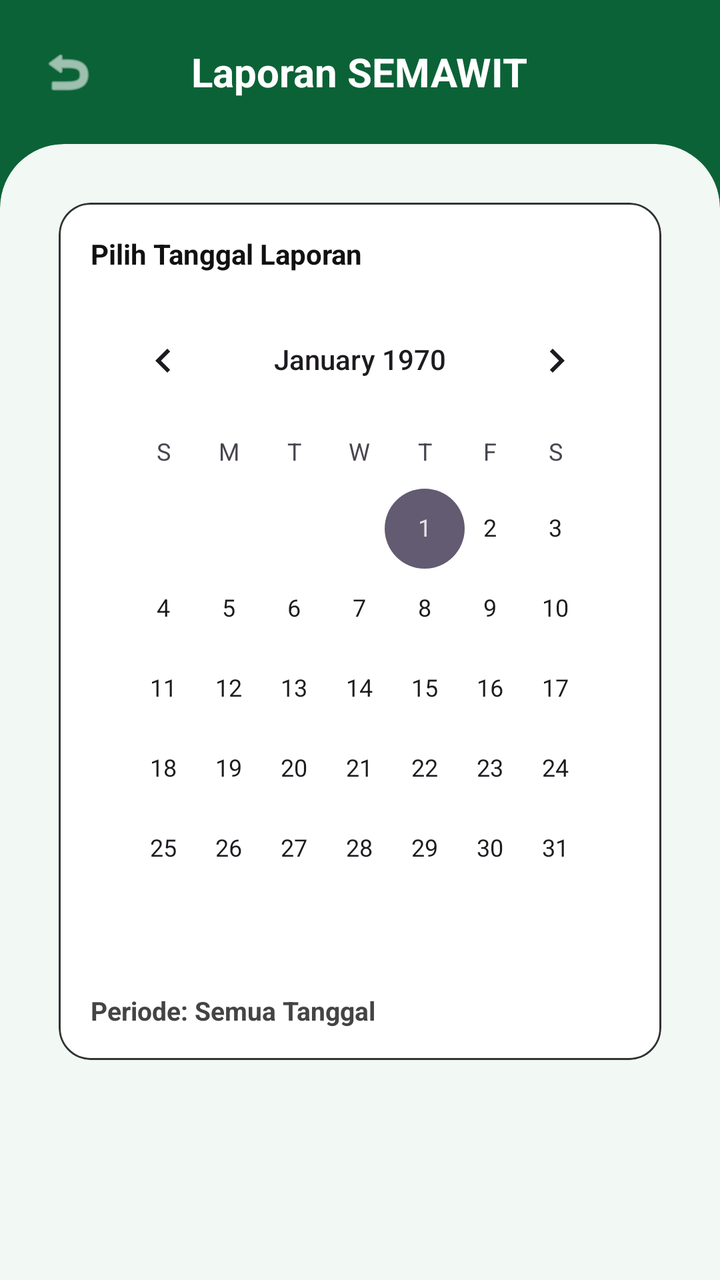
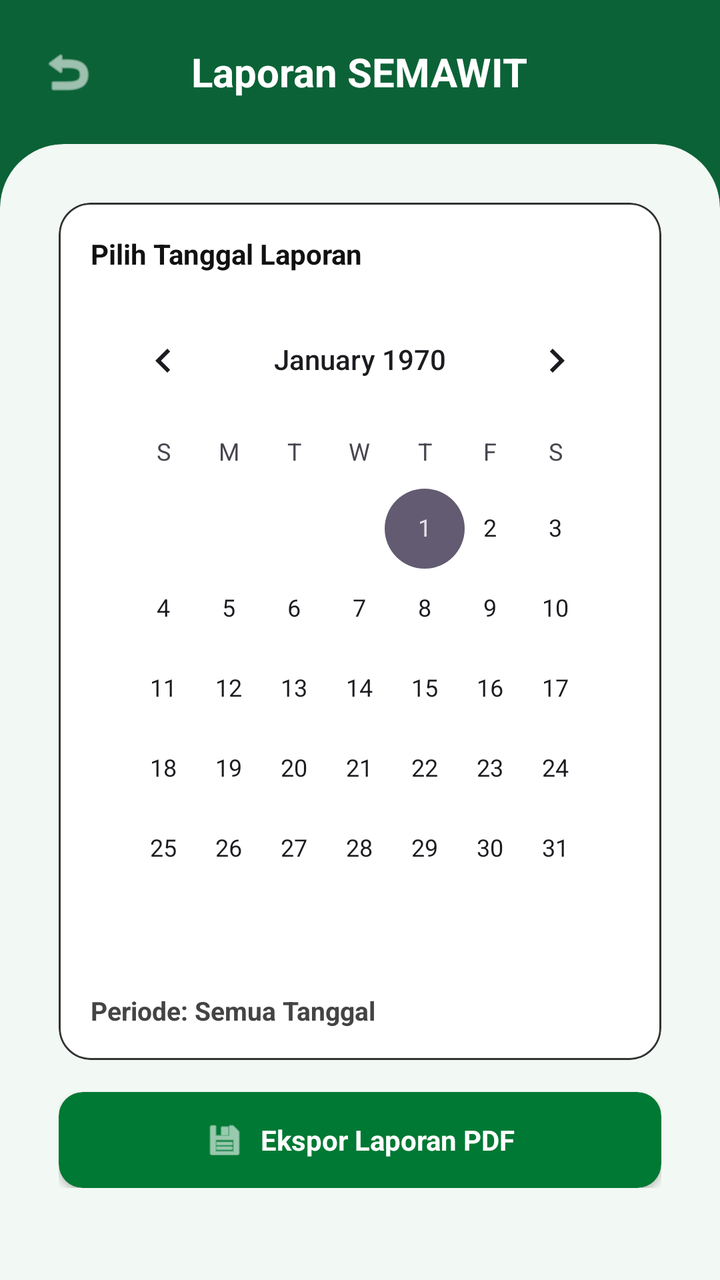

Two renders of the same Android screen: before a commit and after it. Below are the layout's source before the change and the commit's diff.
<!-- AndroidManifest.xml: application theme Theme.IKABiskuat -->
<!-- res/layout/fragment_report.xml -->
<?xml version="1.0" encoding="utf-8"?>
<ScrollView xmlns:android="http://schemas.android.com/apk/res/android"
    xmlns:app="http://schemas.android.com/apk/res-auto"
    android:layout_width="match_parent"
    android:layout_height="match_parent"
    android:background="@color/semawit_green"
    android:fillViewport="true">

    <LinearLayout
        android:layout_width="match_parent"
        android:layout_height="wrap_content"
        android:orientation="vertical">

        
        <RelativeLayout
            android:layout_width="match_parent"
            android:layout_height="wrap_content"
            android:paddingHorizontal="20dp"
            android:paddingTop="20dp"
            android:paddingBottom="24dp">

            <ImageView
                android:id="@+id/btnBack"
                android:layout_width="28dp"
                android:layout_height="28dp"
                android:layout_alignParentStart="true"
                android:layout_centerVertical="true"
                android:src="@android:drawable/ic_menu_revert"
                app:tint="@color/white" />

            <TextView
                android:layout_width="wrap_content"
                android:layout_height="wrap_content"
                android:layout_centerInParent="true"
                android:text="Laporan SEMAWIT"
                android:textColor="@color/white"
                android:textSize="20sp"
                android:textStyle="bold" />
        </RelativeLayout>

        
        <com.google.android.material.card.MaterialCardView
            android:layout_width="match_parent"
            android:layout_height="match_parent"
            app:cardBackgroundColor="#F2F8F4"
            app:shapeAppearanceOverlay="@style/ShapeAppearance.TopRounded"
            app:strokeWidth="0dp">

            <LinearLayout
                android:layout_width="match_parent"
                android:layout_height="wrap_content"
                android:orientation="vertical"
                android:padding="20dp">

                
                <com.google.android.material.card.MaterialCardView
                    android:layout_width="match_parent"
                    android:layout_height="wrap_content"
                    app:cardBackgroundColor="@color/white"
                    app:cardCornerRadius="16dp"
                    app:cardElevation="0dp"
                    app:strokeColor="#333333"
                    app:strokeWidth="1dp">

                    <LinearLayout
                        android:layout_width="match_parent"
                        android:layout_height="wrap_content"
                        android:orientation="vertical"
                        android:padding="16dp">

                        <TextView
                            android:layout_width="wrap_content"
                            android:layout_height="wrap_content"
                            android:text="Pilih Tanggal Laporan"
                            android:textColor="#111111"
                            android:textSize="14sp"
                            android:textStyle="bold" />

                        
                        <CalendarView
                            android:id="@+id/calendarView"
                            android:layout_width="match_parent"
                            android:layout_height="wrap_content"
                            android:layout_marginTop="10dp"
                            android:background="@color/white" />

                        
                        <TextView
                            android:id="@+id/tvSelectedDate"
                            android:layout_width="wrap_content"
                            android:layout_height="wrap_content"
                            android:layout_marginTop="12dp"
                            android:text="Periode: Semua Tanggal"
                            android:textColor="#444444"
                            android:textSize="13sp"
                            android:textStyle="bold" />

                    </LinearLayout>
                </com.google.android.material.card.MaterialCardView>

            </LinearLayout>
        </com.google.android.material.card.MaterialCardView>
    </LinearLayout>
</ScrollView>
<!-- resources referenced by this layout -->
<resources>
  <color name="semawit_green">#0C6237</color>
  <color name="white">#FFFFFFFF</color>
  <style name="ShapeAppearance.TopRounded" parent="ShapeAppearance.Material3.Corner.None">
          <item name="cornerSizeTopLeft">32dp</item>
          <item name="cornerSizeTopRight">32dp</item>
          <item name="cornerSizeBottomLeft">0dp</item>
          <item name="cornerSizeBottomRight">0dp</item>
      </style>
  <style name="Theme.IKABiskuat" parent="Base.Theme.IKABiskuat" />
  <style name="Base.Theme.IKABiskuat" parent="Theme.Material3.DayNight.NoActionBar">
          
          
      </style>
</resources>

<!-- the commit's change to res/layout/fragment_report.xml (unified diff, before → after) -->
@@ -98,6 +98,41 @@
                     </LinearLayout>
                 </com.google.android.material.card.MaterialCardView>
 
+                
+                <com.google.android.material.card.MaterialCardView
+                    android:id="@+id/btnExportPdf"
+                    android:layout_width="match_parent"
+                    android:layout_height="wrap_content"
+                    android:layout_marginTop="16dp"
+                    app:cardBackgroundColor="@color/semawit_btn_green"
+                    app:cardCornerRadius="12dp"
+                    app:cardElevation="2dp"
+                    app:strokeWidth="0dp">
+
+                    <LinearLayout
+                        android:layout_width="match_parent"
+                        android:layout_height="wrap_content"
+                        android:gravity="center"
+                        android:orientation="horizontal"
+                        android:padding="14dp">
+
+                        <ImageView
+                            android:layout_width="20dp"
+                            android:layout_height="20dp"
+                            android:src="@android:drawable/ic_menu_save"
+                            app:tint="@color/white" />
+
+                        <TextView
+                            android:layout_width="wrap_content"
+                            android:layout_height="wrap_content"
+                            android:layout_marginStart="8dp"
+                            android:text="Ekspor Laporan PDF"
+                            android:textColor="@color/white"
+                            android:textSize="14sp"
+                            android:textStyle="bold" />
+                    </LinearLayout>
+                </com.google.android.material.card.MaterialCardView>
+
             </LinearLayout>
         </com.google.android.material.card.MaterialCardView>
     </LinearLayout>
<!-- resource entries referenced after the edit -->
@@ -1,5 +1,6 @@
 <!-- resources referenced by this layout -->
 <resources>
+  <color name="semawit_btn_green">#007934</color>
   <color name="semawit_green">#0C6237</color>
   <color name="white">#FFFFFFFF</color>
   <style name="ShapeAppearance.TopRounded" parent="ShapeAppearance.Material3.Corner.None">
